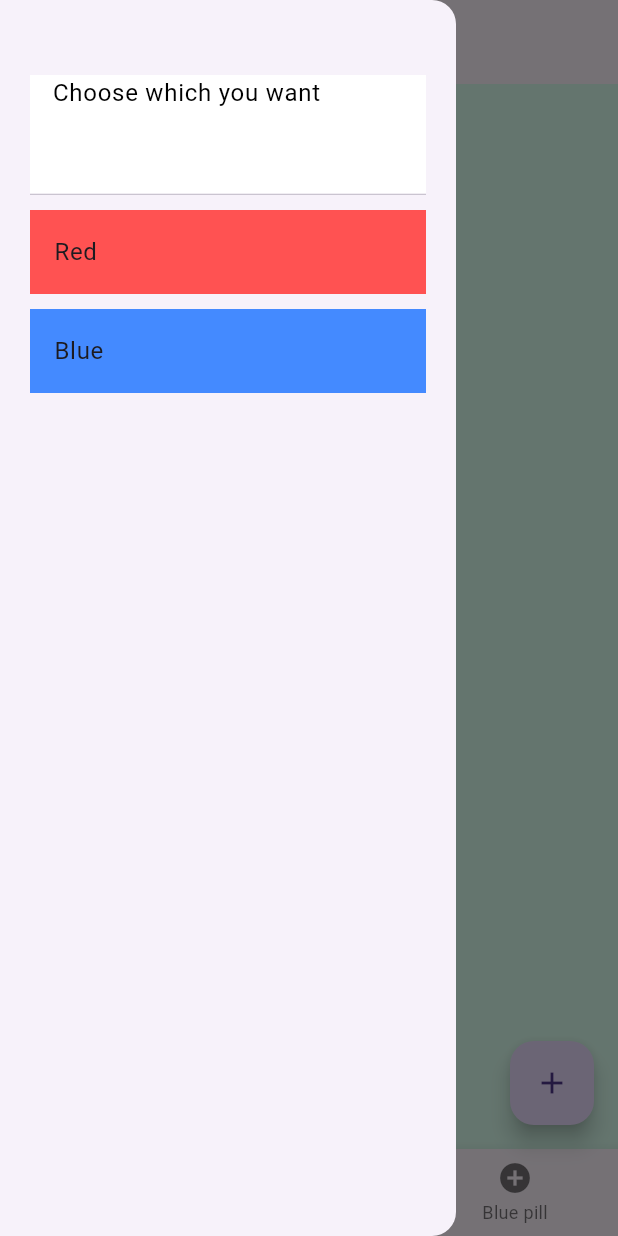
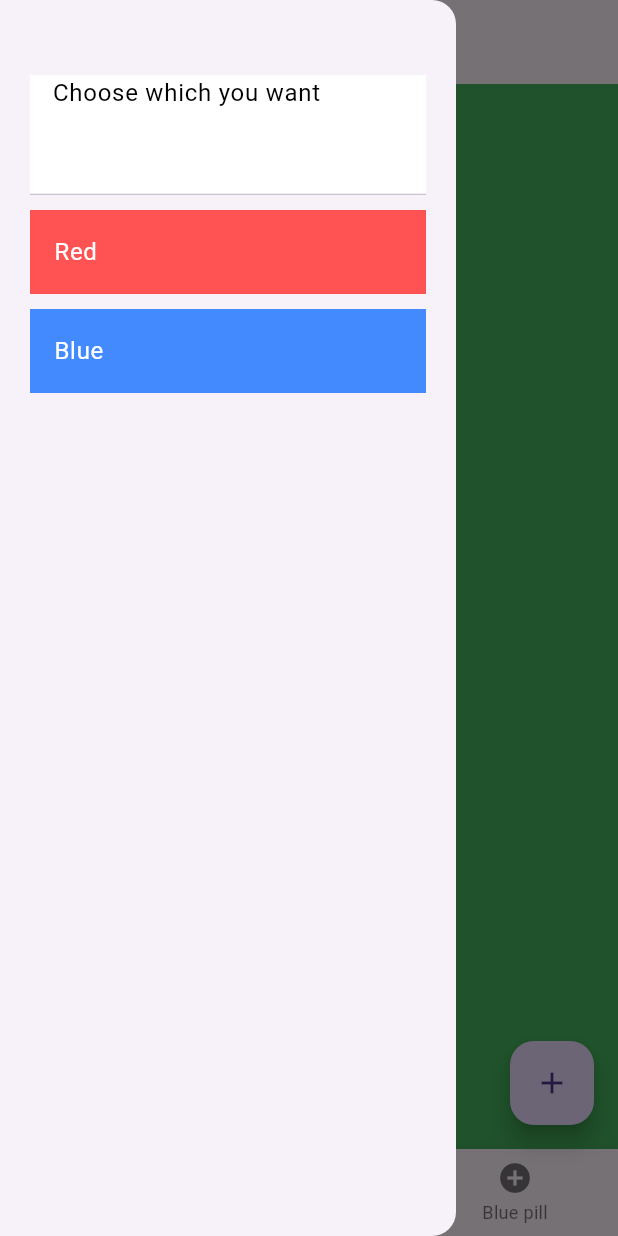
Before and after one commit to aleks696/Project4, a Flutter app: the screen it shows after launch, with the side drawer open, on a phone screen of 412 x 824 dp. Run offline on Flutter 3.47's test engine with Material 3 defaults, Android fonts, the phone set to English and light mode, and no system bars.

Commit message:
first commit

```diff
--- a/lib/main.dart
+++ b/lib/main.dart
@@ -1,4 +1,5 @@
 import 'package:flutter/material.dart';
+import 'package:project4/screens/my_home_page.dart';
 
 void main() {
   runApp(MyApp());
@@ -8,7 +9,7 @@ class MyApp extends StatelessWidget {
   @override
   Widget build(BuildContext context) {
     return MaterialApp(
-      title: 'Project 4',
+      title: 'Project 5',
       theme: ThemeData(
         primarySwatch: Colors.blue,
       ),
@@ -16,181 +17,3 @@ class MyApp extends StatelessWidget {
     );
   }
 }
-
-class MyHomePage extends StatefulWidget {
-  @override
-  _MyHomePageState createState() => _MyHomePageState();
-}
-
-class _MyHomePageState extends State<MyHomePage> {
-  // Index for id pages, drawer items
-  int _selectedIndex = 0;
-
-  final List<Widget> _pages = [
-    const PageWidget("Home", Color.fromARGB(255, 219, 255, 240), 'home'),
-    const PageWidget("Red", Colors.red, 'red'),
-    const PageWidget("Blue", Colors.blue, 'blue'),
-  ];
-
-  @override
-  Widget build(BuildContext context) {
-    return Scaffold(
-      appBar: AppBar(
-        title: const Hero(
-          tag: 'appbar', // Unique tag for AppBar
-          child: Text('Project 4'),
-        ),
-      ),
-      // Drawer
-      drawer: Drawer(
-        child: ListView(
-          padding: const EdgeInsets.all(20),
-          children: <Widget>[
-            const SizedBox(height: 30),
-            const SizedBox(
-              height: 80.0,
-              child: DrawerHeader(
-                child: Text(
-                  'Choose which you want',
-                  style: TextStyle(color: Colors.black)),
-                  decoration: BoxDecoration(
-                    color: Colors.white,
-                  ),
-                  margin: EdgeInsets.all(0.0),
-                  padding: EdgeInsets.fromLTRB(15, 0, 20, 0),
-              ),
-            ),
-            const SizedBox(height: 10),
-            ListTile(
-              title: const Text('Red'),
-              tileColor: Colors.redAccent,
-              onTap: () {
-                Navigator.pop(context);
-                setState(() {
-                  _selectedIndex = 1;
-                });
-              },
-            ),
-            const SizedBox(height: 10),
-            ListTile(
-              title: const Text('Blue'),
-              tileColor: Colors.blueAccent,
-              onTap: () {
-                Navigator.pop(context);
-                setState(() {
-                  _selectedIndex = 2;
-                });
-              },
-            ),
-          ],
-        ),
-      ),
-      // Using index for switching items in Floating Button
-      body: _pages[_selectedIndex],
-      floatingActionButton: FloatingActionButton(
-        onPressed: () {
-          showMenu(
-            context: context,
-            position: const RelativeRect.fromLTRB(150, 590, 0, 0),
-            items: <PopupMenuEntry>[
-              PopupMenuItem(
-                child: ListTile(
-                  title: const Text('Red'),
-                  onTap: () {
-                    Navigator.pop(context);
-                    setState(() {
-                      _selectedIndex = 1;
-                    });
-                  },
-                ),
-              ),
-              PopupMenuItem(
-                child: ListTile(
-                  title: const Text('Blue'),
-                  onTap: () {
-                    Navigator.pop(context);
-                    setState(() {
-                      _selectedIndex = 2;
-                    });
-                  },
-                ),
-              )
-            ],
-            elevation: 8.0,
-          );
-        },
-        child: const Icon(Icons.add),
-      ),
-      // Bottom navigation bar for switching between pages
-      bottomNavigationBar: AnimatedBottomNavigationBar(
-        selectedIndex: _selectedIndex,
-        onTabChanged: (index) {
-          setState(() {
-            _selectedIndex = index;
-          });
-        },
-      ),
-    );
-  }
-}
-
-class PageWidget extends StatelessWidget {
-  final String text;
-  final Color color;
-  final String tag; // Tag for Hero animation
-
-  // Constructor for page widgets
-  const PageWidget(this.text, this.color, this.tag);
-
-  @override
-  Widget build(BuildContext context) {
-    return Container(
-      color: color,
-      child: Center(
-        // Hero animation
-        child: Hero(
-          tag: tag, // Unique tag for each page
-          child: Text(
-            text,
-            style: const TextStyle(fontSize: 30),
-          ),
-        ),
-      ),
-    );
-  }
-}
-
-// Bottom Navigation Bar
-class AnimatedBottomNavigationBar extends StatelessWidget {
-  final int selectedIndex;
-  final Function(int) onTabChanged;
-
-  // Counstructor for botoom navigation bar
-  AnimatedBottomNavigationBar({
-    required this.selectedIndex,
-    required this.onTabChanged,
-  });
-
-  // Widget build for each element in Bottom navigation bar
-  @override
-  Widget build(BuildContext context) {
-    return BottomNavigationBar(
-      currentIndex: selectedIndex,
-      onTap: onTabChanged,
-      items: const [
-        BottomNavigationBarItem(
-          icon: Icon(Icons.home),
-          label: 'Home',
-        ),
-        BottomNavigationBarItem(
-          icon: Icon(Icons.add_circle),
-          label: 'Red pill',
-        ),
-        BottomNavigationBarItem(
-          icon: Icon(Icons.add_circle),
-          label: 'Blue pill',
-        ),
-      ],
-    );
-  }
-}
--- /dev/null
+++ b/lib/screens/drawer_widget.dart
@@ -0,0 +1,49 @@
+import 'package:flutter/material.dart';
+import 'package:project4/widgets/list_tile.dart';
+
+class DrawerScreen extends StatelessWidget {
+  final Function(int) onTap;
+
+  const DrawerScreen({required this.onTap});
+
+  @override
+  Widget build(BuildContext context) {
+    return Drawer(
+      child: ListView(
+        padding: const EdgeInsets.all(20),
+        children: <Widget>[
+          const SizedBox(height: 30),
+          const SizedBox(
+            height: 80.0,
+            child: DrawerHeader(
+              child: Text('Choose which you want', style: TextStyle(color: Colors.black)),
+              decoration: BoxDecoration(
+                color: Colors.white,
+              ),
+              margin: EdgeInsets.all(0.0),
+              padding: EdgeInsets.fromLTRB(15, 0, 20, 0),
+            ),
+          ),
+          const SizedBox(height: 10),
+          ListTileWidget(
+            title: 'Red',
+            color: Colors.redAccent,
+            onTap: () {
+              onTap(1);
+              Navigator.pop(context);
+            },
+          ),
+          const SizedBox(height: 10),
+          ListTileWidget(
+            title: 'Blue',
+            color: Colors.blueAccent,
+            onTap: () {
+              onTap(2);
+              Navigator.pop(context);
+            },
+          ),
+        ],
+      ),
+    );
+  }
+}
--- /dev/null
+++ b/lib/screens/my_home_page.dart
@@ -0,0 +1,48 @@
+import 'package:flutter/material.dart';
+import '/widgets/page_widget.dart';
+import '/widgets/animated_navigation_bar.dart';
+import '/widgets/floating_action_button.dart';
+import '/screens/drawer_widget.dart';
+
+class MyHomePage extends StatefulWidget {
+  @override
+  _MyHomePageState createState() => _MyHomePageState();
+}
+
+class _MyHomePageState extends State<MyHomePage> {
+  int _selectedIndex = 0;
+
+  @override
+  Widget build(BuildContext context) {
+    return Scaffold(
+      appBar: AppBar(
+        title: const Hero(
+          tag: 'appbar', // Unique tag for AppBar
+          child: Text('Project 5'),
+        ),
+      ),
+      drawer: DrawerScreen(onTap: _onItemTapped),
+      body: _pages[_selectedIndex],
+      floatingActionButton: FloatingActionButtonWidget(
+        onTap: _onItemTapped,
+        selectedIndex: _selectedIndex,
+      ),
+      bottomNavigationBar: AnimatedBottomNavigationBar(
+        selectedIndex: _selectedIndex,
+        onTabChanged: _onItemTapped,
+      ),
+    );
+  }
+
+  void _onItemTapped(int index) {
+    setState(() {
+      _selectedIndex = index;
+    });
+  }
+
+  final List<Widget> _pages = [
+    const PageWidget("Home", Color.fromARGB(255, 69, 179, 93), 'home'),
+    const PageWidget("Red", Colors.red, 'red'),
+    const PageWidget("Blue", Colors.blue, 'blue'),
+  ];
+}
--- /dev/null
+++ b/lib/widgets/animated_navigation_bar.dart
@@ -0,0 +1,33 @@
+import 'package:flutter/material.dart';
+
+class AnimatedBottomNavigationBar extends StatelessWidget {
+  final int selectedIndex;
+  final Function(int) onTabChanged;
+
+  AnimatedBottomNavigationBar({
+    required this.selectedIndex,
+    required this.onTabChanged,
+  });
+
+  @override
+  Widget build(BuildContext context) {
+    return BottomNavigationBar(
+      currentIndex: selectedIndex,
+      onTap: onTabChanged,
+      items: const [
+        BottomNavigationBarItem(
+          icon: Icon(Icons.home),
+          label: 'Home',
+        ),
+        BottomNavigationBarItem(
+          icon: Icon(Icons.add_circle),
+          label: 'Red pill',
+        ),
+        BottomNavigationBarItem(
+          icon: Icon(Icons.add_circle),
+          label: 'Blue pill',
+        ),
+      ],
+    );
+  }
+}
--- /dev/null
+++ b/lib/widgets/floating_action_button.dart
@@ -0,0 +1,56 @@
+import 'package:flutter/material.dart';
+import 'package:project4/widgets/list_tile.dart';
+
+class FloatingActionButtonWidget extends StatelessWidget {
+  final Function(int) onTap;
+  final int selectedIndex;
+
+  const FloatingActionButtonWidget({
+    required this.onTap,
+    required this.selectedIndex,
+  });
+
+  @override
+  Widget build(BuildContext context) {
+    return FloatingActionButton(
+      onPressed: () {
+        showMenu(
+          context: context,
+          position: const RelativeRect.fromLTRB(150, 570, 0, 0),
+          items: <PopupMenuEntry>[
+            PopupMenuItem(
+              child: ListTileWidget(
+                title: 'Red',
+                color: Colors.redAccent,
+                onTap: () {
+                  onTap(1);
+                  ScaffoldMessenger.of(context).hideCurrentSnackBar();
+                  ScaffoldMessenger.of(context).showSnackBar(SnackBar(
+                    content: Text('Red button pressed'),
+                  ));
+                  Navigator.pushNamed(context, '/red_pill');
+                },
+              ),
+            ),
+            PopupMenuItem(
+              child: ListTileWidget(
+                title: 'Blue',
+                color: Colors.blueAccent,
+                onTap: () {
+                  onTap(2);
+                  ScaffoldMessenger.of(context).hideCurrentSnackBar();
+                  ScaffoldMessenger.of(context).showSnackBar(SnackBar(
+                    content: Text('Blue button pressed'),
+                  ));
+                  Navigator.pushNamed(context, '/blue_pill');
+                },
+              ),
+            )
+          ],
+          elevation: 8.0,
+        );
+      },
+      child: const Icon(Icons.add),
+    );
+  }
+}
--- /dev/null
+++ b/lib/widgets/list_tile.dart
@@ -0,0 +1,25 @@
+import 'package:flutter/material.dart';
+
+class ListTileWidget extends StatelessWidget {
+  final String title;
+  final Color color;
+  final VoidCallback onTap;
+
+  const ListTileWidget({
+    required this.title,
+    required this.color,
+    required this.onTap,
+  });
+
+  @override
+  Widget build(BuildContext context) {
+    return ListTile(
+      title: Text(
+        title,
+        style: TextStyle(color: Colors.white),
+      ),
+      tileColor: color,
+      onTap: onTap,
+    );
+  }
+}
--- /dev/null
+++ b/lib/widgets/page_widget.dart
@@ -0,0 +1,51 @@
+import 'package:flutter/material.dart';
+
+class PageWidget extends StatelessWidget {
+  final String text;
+  final Color color;
+  final String tag; // Tag for Hero animation
+
+  const PageWidget(this.text, this.color, this.tag);
+
+  @override
+  Widget build(BuildContext context) {
+    return Container(
+      color: color,
+      child: Center(
+        // Hero animation with additional effects
+        child: Hero(
+          tag: tag, // Unique tag for each page
+          child: Material(
+            color: Colors.transparent,
+            child: InkWell(
+              onTap: () {
+                Navigator.pop(context);
+              },
+              child: AnimatedContainer(
+                duration: Duration(milliseconds: 300),
+                curve: Curves.easeInOut,
+                padding: EdgeInsets.all(16.0),
+                decoration: BoxDecoration(
+                  color: color,
+                  borderRadius: BorderRadius.circular(16.0),
+                  boxShadow: [
+                    BoxShadow(
+                      color: Colors.black.withOpacity(0.3),
+                      spreadRadius: 2,
+                      blurRadius: 3,
+                      offset: Offset(0, 2),
+                    ),
+                  ],
+                ),
+                child: Text(
+                  text,
+                  style: const TextStyle(fontSize: 30, color: Colors.white),
+                ),
+              ),
+            ),
+          ),
+        ),
+      ),
+    );
+  }
+}
```
